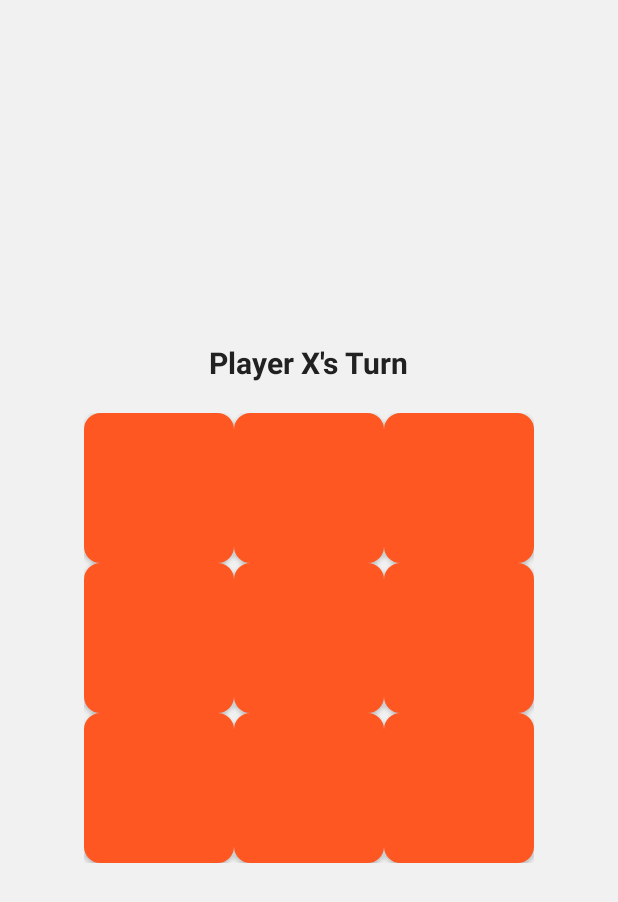
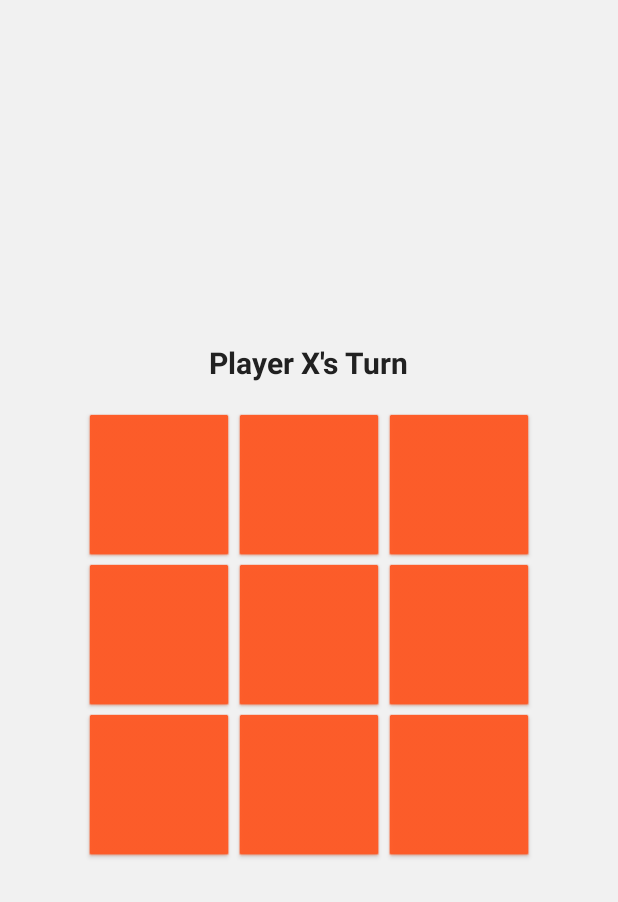
Before and after one commit to elad320011/TicTacToe, an Android app: the screen it shows after launch (MainActivity), on a phone screen of 412 x 824 dp. Shown: the top 902 px of the screen. Run offline under Robolectric (Android 15) with nearby library versions, the phone set to English and light mode, and no system bars.

Commit message:
fixed kube bug

```diff
--- a/app/src/main/java/com/elad/tictactoe/MainActivity.kt
+++ b/app/src/main/java/com/elad/tictactoe/MainActivity.kt
@@ -32,12 +32,15 @@ class MainActivity : AppCompatActivity() {
             Array(3) { col ->
                 findViewById<Button>(buttonIds[row][col]).apply {
                     setOnClickListener { onButtonClick(this) }
+                    // Apply the border background to each button immediately
+                    setBackgroundResource(android.R.drawable.btn_default)
                 }
             }
         }
 
         buttonPlayAgain.setOnClickListener { resetGame() }
     }
+
 
     private fun onButtonClick(button: Button) {
         if (button.text.isNotEmpty()) return
--- a/app/src/main/res/values/styles.xml
+++ b/app/src/main/res/values/styles.xml
@@ -1,14 +1,4 @@
 <resources>
-    <!-- Define the light theme -->
-    <style name="Theme.TicTacToe" parent="Theme.MaterialComponents.Light.NoActionBar">
-        <item name="colorPrimary">@color/primaryColor</item>
-        <item name="colorPrimaryVariant">@color/primaryDarkColor</item>
-        <item name="colorOnPrimary">@color/white</item>
-        <item name="colorSecondary">@color/secondaryColor</item>
-        <item name="colorOnSecondary">@color/white</item>
-        <item name="android:windowBackground">@color/primaryLightColor</item>  <!-- Optional: Change background color -->
-    </style>
-
     <style name="GameButton">
         <item name="android:layout_width">100dp</item>
         <item name="android:layout_height">100dp</item>
--- a/app/src/main/res/values/themes.xml
+++ b/app/src/main/res/values/themes.xml
@@ -1,2 +1,10 @@
-<resources>
+<resources xmlns:tools="http://schemas.android.com/tools">
+    <style name="Theme.TicTacToe" parent="Theme.MaterialComponents.Light.NoActionBar">
+        <item name="colorPrimary">@color/primaryColor</item>
+        <item name="colorPrimaryVariant">@color/primaryDarkColor</item>
+        <item name="colorOnPrimary">@color/white</item>
+        <item name="colorSecondary">@color/secondaryColor</item>
+        <item name="colorOnSecondary">@color/white</item>
+        <item name="android:windowBackground">@color/primaryLightColor</item>  <!-- Optional: Change background color -->
+    </style>
 </resources>
```
